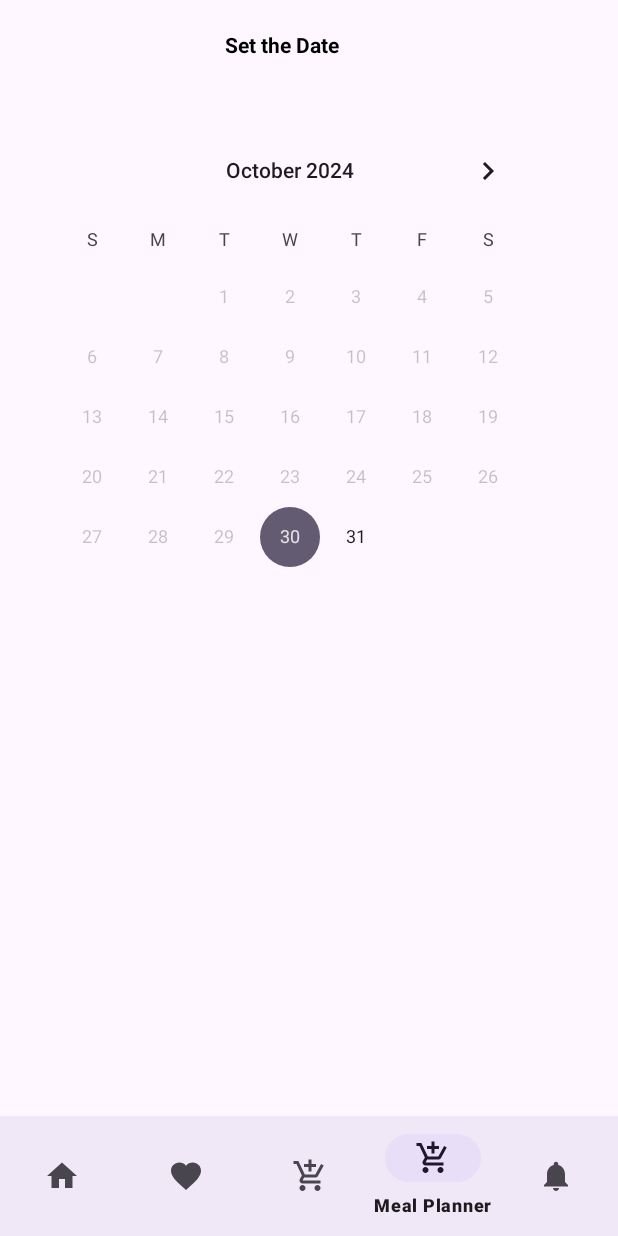
After one commit to 4ASIM/recipefinder, an Android app: the MealPlanner screen opened through its navigation route, on a phone screen of 412 x 824 dp. The commit adds this screen. Run offline under Robolectric (Android 15) with nearby library versions, the phone set to English and light mode, and no system bars; our stand-ins replace CircleImageView, navigation-ui; pictures from the network do not load; 15 statements that could not run were skipped.

Commit message:
10/30/2024 10 33 the meal planner working

```diff
--- a/app/src/main/java/com/example/recipefinder/Dashboard.kt
+++ b/app/src/main/java/com/example/recipefinder/Dashboard.kt
@@ -23,7 +23,7 @@ class Dashboard : AppCompatActivity() {
         val navController = findNavController(R.id.nav_host_fragment_activity_dashboard)
         val appBarConfiguration = AppBarConfiguration(
             setOf(
-                R.id.navigation_home, R.id.navigation_favourite, R.id.navigation_setting, R.id.navigation_Shoppinglist
+                R.id.navigation_home, R.id.navigation_favourite, R.id.navigation_setting, R.id.navigation_Shoppinglist, R.id.navigation_mealplanner
             )
         )
 
--- a/app/src/main/java/com/example/recipefinder/database/DishDatabase/DishDao.kt
+++ b/app/src/main/java/com/example/recipefinder/database/DishDatabase/DishDao.kt
@@ -6,7 +6,7 @@ import androidx.room.Insert
 import androidx.room.OnConflictStrategy
 import androidx.room.Query
 import com.example.recipefinder.retrofit.Recipe
-
+import kotlinx.coroutines.flow.Flow
 @Dao
 interface DishDao {
     @Insert(onConflict = OnConflictStrategy.REPLACE)
@@ -24,6 +24,9 @@ interface DishDao {
     @Query("SELECT COUNT(*) FROM dishes")
     suspend fun getDishCount(): Int
 
+    @Query("SELECT * FROM dishes")
+    fun getAllDishesFlow(): Flow<List<Recipe>>
+
     @Query("SELECT * FROM dishes WHERE id = :dishId")
     suspend fun getDishById(dishId: Long): Recipe?
 }
--- a/app/src/main/java/com/example/recipefinder/database/DishDatabase/DishRepository.kt
+++ b/app/src/main/java/com/example/recipefinder/database/DishDatabase/DishRepository.kt
@@ -18,7 +18,7 @@ import com.example.recipefinder.retrofit.Recipe
 
 import kotlinx.coroutines.Dispatchers
 import kotlinx.coroutines.withContext
-
+import kotlinx.coroutines.flow.Flow
 class DishRepository(
     private val dishDao: DishDao,
     private val ingredientDao: IngredientDao,
@@ -138,4 +138,8 @@ class DishRepository(
     suspend fun isDishSaved(dishId: Long): Boolean {
         return savedDishDao.isDishSaved(dishId) > 0
     }
+
+    fun getAllDishesFlow(): Flow<List<Recipe>> {
+        return dishDao.getAllDishesFlow() // Ensure this returns a Flow in DishDao
+    }
 }
--- /dev/null
+++ b/app/src/main/java/com/example/recipefinder/ui/MealPlanner/MealPlanner.kt
@@ -0,0 +1,116 @@
+package com.example.recipefinder.ui.MealPlanner
+import android.os.Bundle
+import android.view.LayoutInflater
+import android.view.View
+import android.view.ViewGroup
+import android.widget.AdapterView
+import android.widget.ArrayAdapter
+import androidx.fragment.app.Fragment
+import androidx.lifecycle.ViewModelProvider
+import androidx.lifecycle.lifecycleScope
+import androidx.recyclerview.widget.LinearLayoutManager
+import com.example.recipefinder.R
+import com.example.recipefinder.database.DishDatabase.DishDatabase
+import com.example.recipefinder.database.DishDatabase.DishRepository
+import com.example.recipefinder.databinding.FragmentMealPlannerBinding
+import com.example.recipefinder.databinding.MealplannerBottomSheetLayoutBinding
+import com.google.android.material.bottomsheet.BottomSheetDialog
+import kotlinx.coroutines.flow.collectLatest
+import kotlinx.coroutines.launch
+import java.util.Calendar
+
+class MealPlanner : Fragment() {
+
+    private var _binding: FragmentMealPlannerBinding? = null
+    private val binding get() = _binding!!
+
+    private lateinit var mealPlannerViewModel: MealPlannerViewModel
+    private lateinit var mealPlannerAdapter: MealPlannerAdapter
+    private var firstLoad = true // Flag to track initial load
+
+    override fun onCreateView(
+        inflater: LayoutInflater, container: ViewGroup?,
+        savedInstanceState: Bundle?
+    ): View {
+        _binding = FragmentMealPlannerBinding.inflate(inflater, container, false)
+
+        val dishDao = DishDatabase.getDatabase(requireContext()).dishDao()
+        val ingredientDao = DishDatabase.getDatabase(requireContext()).ingredientDao()
+        val cookingStepDao = DishDatabase.getDatabase(requireContext()).instructionDao()
+        val savedDishDao = DishDatabase.getDatabase(requireContext()).savedDishDao()
+        val shoppingListDao = DishDatabase.getDatabase(requireContext()).shoppingListDao()
+
+        val repository = DishRepository(dishDao, ingredientDao, cookingStepDao, savedDishDao, shoppingListDao)
+        mealPlannerViewModel = ViewModelProvider(this, MealPlannerViewModelFactory(repository))
+            .get(MealPlannerViewModel::class.java)
+
+        // Set minDate and maxDate for the calendar
+        val calendar = Calendar.getInstance()
+        val currentDate = calendar.timeInMillis
+        binding.calendar.minDate = currentDate
+
+        calendar.add(Calendar.DAY_OF_MONTH, 6)
+        val maxDate = calendar.timeInMillis
+        binding.calendar.maxDate = maxDate
+
+        // Add a placeholder as the first item
+        val mealTimes = listOf(
+            "Select a time",
+            "Breakfast: 6:00 a.m. - 9:00 a.m.",
+            "Mid-Morning Snack: 10:00 a.m. - 11:00 a.m.",
+            "Lunch: 12:00 p.m. - 2:00 p.m.",
+            "Afternoon Snack: 3:00 p.m. - 5:00 p.m.",
+            "Dinner: 6:00 p.m. - 8:00 p.m.",
+            "Evening Snack or Supper: 8:00 p.m. - 10:00 p.m."
+        )
+
+        val adapter = ArrayAdapter(requireContext(), android.R.layout.simple_spinner_item, mealTimes)
+        adapter.setDropDownViewResource(android.R.layout.simple_spinner_dropdown_item)
+        binding.timeSpinner.adapter = adapter
+        binding.timeSpinner.setSelection(0)
+
+        // Show date in TextView and make spinner visible on date selection
+        binding.calendar.setOnDateChangeListener { _, year, month, dayOfMonth ->
+            binding.dateView.text = "Selected Date: $dayOfMonth/${month + 1}/$year"
+            binding.timeSpinner.visibility = View.VISIBLE
+        }
+
+        binding.timeSpinner.onItemSelectedListener = object : AdapterView.OnItemSelectedListener {
+            override fun onItemSelected(parent: AdapterView<*>?, view: View?, position: Int, id: Long) {
+                if (!firstLoad && position != 0) {
+                    showBottomSheetDialog()
+                }
+                firstLoad = false // Update flag after first use
+            }
+
+            override fun onNothingSelected(parent: AdapterView<*>?) {}
+        }
+
+        return binding.root
+    }
+
+    private fun showBottomSheetDialog() {
+        val bottomSheetDialog = BottomSheetDialog(requireContext())
+        val bottomSheetBinding = MealplannerBottomSheetLayoutBinding.inflate(layoutInflater)
+
+        bottomSheetBinding.shoppingListRecyclerView.layoutManager = LinearLayoutManager(context, LinearLayoutManager.HORIZONTAL, false)
+
+        mealPlannerAdapter = MealPlannerAdapter(emptyList())
+        bottomSheetBinding.shoppingListRecyclerView.adapter = mealPlannerAdapter
+
+        // Observe dishes and update adapter
+        lifecycleScope.launch {
+            mealPlannerViewModel.getAllDishes().collectLatest { dishes ->
+                mealPlannerAdapter.updateDishes(dishes)
+            }
+        }
+
+        bottomSheetDialog.setContentView(bottomSheetBinding.root)
+        bottomSheetDialog.show()
+    }
+
+    override fun onDestroyView() {
+        super.onDestroyView()
+        _binding = null
+    }
+}
--- /dev/null
+++ b/app/src/main/res/layout/fragment_meal_planner.xml
@@ -0,0 +1,36 @@
+<?xml version="1.0" encoding="utf-8"?>
+<RelativeLayout
+    xmlns:android="http://schemas.android.com/apk/res/android"
+    android:layout_width="match_parent"
+    android:layout_height="match_parent">
+
+    <!-- TextView to display the selected date -->
+    <TextView
+        android:id="@+id/date_view"
+        android:layout_width="wrap_content"
+        android:layout_height="wrap_content"
+        android:layout_marginLeft="150dp"
+        android:layout_marginTop="20dp"
+        android:text="Set the Date"
+        android:textColor="@android:color/background_dark"
+        android:textStyle="bold" />
+
+    <!-- CalendarView to select a date -->
+    <CalendarView
+        android:id="@+id/calendar"
+        android:layout_width="wrap_content"
+        android:layout_height="wrap_content"
+        android:layout_marginTop="80dp"
+        android:layout_marginLeft="19dp" />
+
+    <!-- Spinner for meal times -->
+    <Spinner
+        android:id="@+id/time_spinner"
+        android:layout_width="wrap_content"
+        android:layout_height="wrap_content"
+        android:layout_below="@id/calendar"
+        android:layout_marginTop="20dp"
+        android:layout_marginLeft="19dp"
+        android:visibility="gone" /> <!-- Set initial visibility to gone -->
+
+</RelativeLayout>
--- a/app/src/main/res/menu/bottom_nav_menu.xml
+++ b/app/src/main/res/menu/bottom_nav_menu.xml
@@ -14,7 +14,10 @@
         android:id="@+id/navigation_Shoppinglist"
         android:icon="@drawable/baseline_add_shopping_cart_24"
         android:title="@string/title_shoppinglist" />
-
+    <item
+        android:id="@+id/navigation_mealplanner"
+        android:icon="@drawable/baseline_add_shopping_cart_24"
+        android:title="@string/title_mealplanner" />
     <item
         android:id="@+id/navigation_setting"
         android:icon="@drawable/ic_notifications_black_24dp"
--- a/app/src/main/res/navigation/mobile_navigation.xml
+++ b/app/src/main/res/navigation/mobile_navigation.xml
@@ -36,6 +36,11 @@
         android:name="com.example.recipefinder.ui.Shoppinglist.ShoppingListFragment"
         android:label="fragment_shopping_list"
         tools:layout="@layout/fragment_shopping_list" />
+    <fragment
+        android:id="@+id/navigation_mealplanner"
+        android:name="com.example.recipefinder.ui.MealPlanner.MealPlanner"
+        android:label="fragment_meal_planner"
+        tools:layout="@layout/fragment_meal_planner" />
 
 
 </navigation>
--- a/app/src/main/res/values/strings.xml
+++ b/app/src/main/res/values/strings.xml
@@ -28,6 +28,7 @@
     <string name="title_Favourite">Favourite</string>
     <string name="title_notifications">Settings</string>
     <string name="title_shoppinglist">Shopping List</string>
+    <string name="title_mealplanner">Meal Planner</string>
     <string name="title_activity_recipe">RecipeActivity</string>
     <!-- Strings used for fragments for navigation -->
     <string name="first_fragment_label">First Fragment</string>
```
Also changed, not shown: app/src/main/java/com/example/recipefinder/ui/MealPlanner/MealPlannerAdapter.kt (added, +35 -0 lines), app/src/main/java/com/example/recipefinder/ui/MealPlanner/MealPlannerViewModel.kt (added, +28 -0 lines), app/src/main/java/com/example/recipefinder/ui/MealPlanner/MealPlannerViewModelFactory.kt (added, +14 -0 lines), app/src/main/res/layout/mealplanner_bottom_sheet_layout.xml (added, +27 -0 lines).
